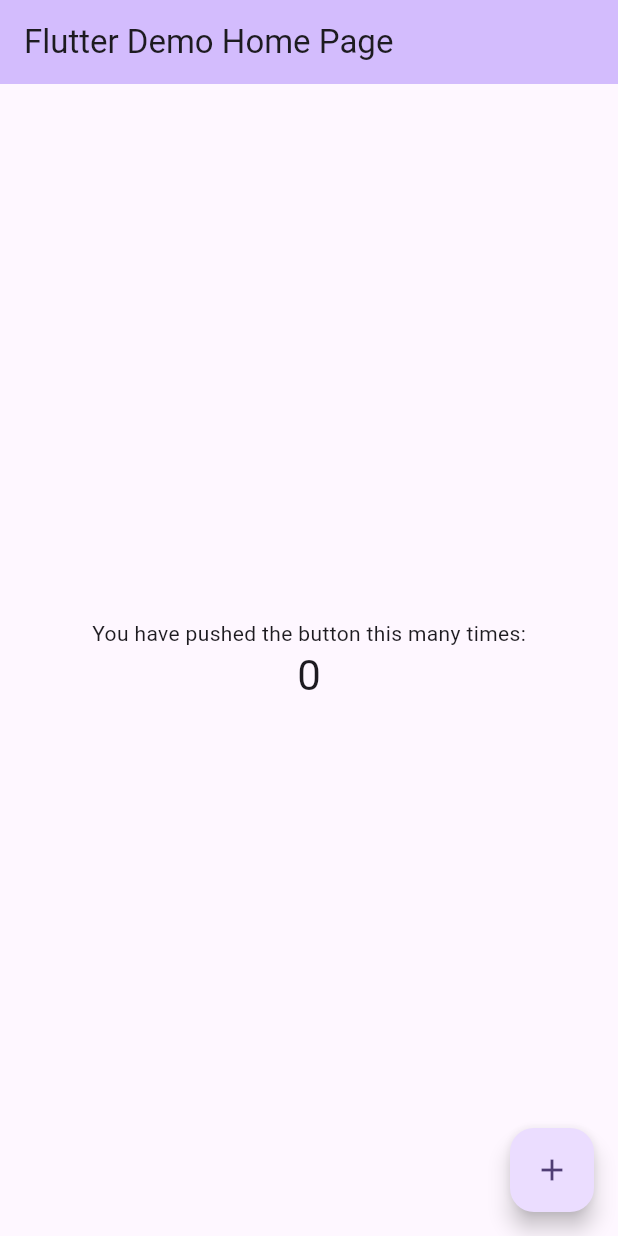
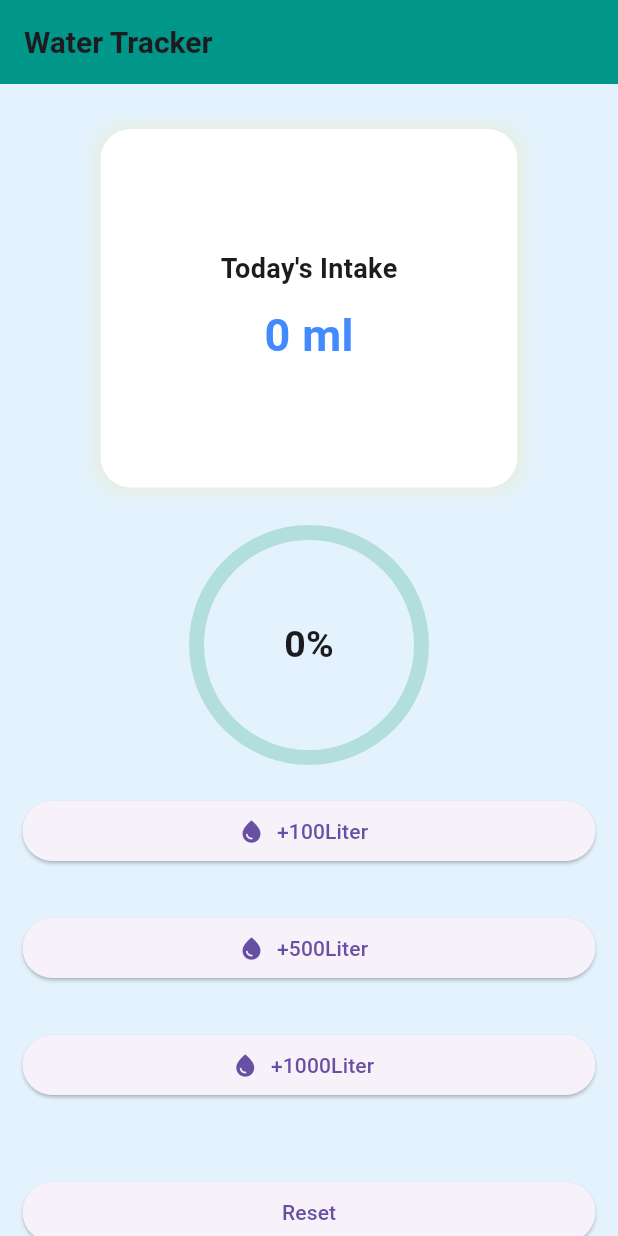
Before and after one commit to Khorsed-Alam/watertracker_0, a Flutter app: the screen it shows after launch, on a phone screen of 412 x 824 dp. Run offline on Flutter 3.47's test engine with Material 3 defaults, Android fonts, the light colour scheme and no system bars.

Commit message:
Container,padding,decoration,boxShadow,stack,circularProgressIndecator,Wrap,ElevatedButton.icon,create dynamic widget, amount,icon,onClick,waterAdd,resetTank function

```diff
--- /dev/null
+++ b/lib/MyApp.dart
@@ -0,0 +1,15 @@
+import 'package:flutter/material.dart';
+import 'package:watertracker_0/WaterTracker.dart';
+
+class Myapp extends StatelessWidget {
+  const Myapp({super.key});
+
+  @override
+  Widget build(BuildContext context) {
+    return MaterialApp(
+      title: 'Water Tracker',
+      home: Watertracker(),
+
+    );
+  }
+}
--- /dev/null
+++ b/lib/WaterTracker.dart
@@ -0,0 +1,125 @@
+import 'package:flutter/material.dart';
+import 'Widgets/addWaterButton.dart';
+
+class Watertracker extends StatefulWidget {
+  const Watertracker({super.key});
+
+  @override
+  State<Watertracker> createState() => _WatertrackerState();
+}
+
+class _WatertrackerState extends State<Watertracker> {
+  int currnetInTake = 0;
+  final int goal = 2000;
+
+  void waterAdd(int amount) {
+    setState(() {
+      currnetInTake = (currnetInTake + amount).clamp(0, goal);
+    });
+  }
+
+  void resetTank() {
+    setState(() {
+      currnetInTake = 0;
+    });
+  }
+
+  @override
+  Widget build(BuildContext context) {
+    double progress = (currnetInTake / goal).clamp(0, 1);
+
+    return Scaffold(
+      backgroundColor: Colors.blue.shade50,
+      appBar: AppBar(
+        title: const Text(
+          'Water Tracker',
+          style: TextStyle(fontSize: 20, fontWeight: FontWeight.bold),
+        ),
+        backgroundColor: Colors.teal,
+      ),
+      body: SingleChildScrollView(
+        child: Center(
+          child: Column(
+            children: [
+              const SizedBox(height: 30),
+              Container(
+                padding: const EdgeInsets.all(80),
+                decoration: BoxDecoration(
+                  color: Colors.white,
+                  borderRadius: BorderRadius.circular(20),
+                  boxShadow: [
+                    BoxShadow(
+                      color: Colors.amberAccent.withOpacity(0.2),
+                      blurRadius: 10,
+                      spreadRadius: 2,
+                    )
+                  ],
+                ),
+                child: Column(
+                  children: [
+                    const Text(
+                      "Today's Intake",
+                      style: TextStyle(fontSize: 18, fontWeight: FontWeight.bold),
+                    ),
+                    const SizedBox(height: 10),
+                    Text(
+                      '${currnetInTake} ml',
+                      style: const TextStyle(
+                        fontSize: 30,
+                        fontWeight: FontWeight.bold,
+                        color: Colors.blueAccent,
+                      ),
+                    ),
+                  ],
+                ),
+              ),
+              const SizedBox(height: 30),
+              Stack(
+                alignment: Alignment.center,
+                children: [
+                  SizedBox(
+                    height: 150,
+                    width: 150,
+                    child: CircularProgressIndicator(
+                      backgroundColor: Colors.teal.shade100,
+                      color: Colors.blueAccent,
+                      strokeWidth: 10,
+                      value: progress,
+                    ),
+                  ),
+                  Text(
+                    '${(progress * 100).toInt()}%',
+                    style: const TextStyle(
+                      fontSize: 25,
+                      fontWeight: FontWeight.bold,
+                    ),
+                  ),
+                ],
+              ),
+              const SizedBox(height: 10),
+              Wrap(
+                spacing: 10,
+                children: [
+                  addWaterButton(amount: 100, onClick: () => waterAdd(100)),
+                  addWaterButton(amount: 500, onClick: () => waterAdd(500)),
+                  addWaterButton(amount: 1000, onClick: () => waterAdd(1000)),
+                ],
+              ),
+              const SizedBox(height: 20),
+              Padding(
+                padding: const EdgeInsets.all(15),
+                child: SizedBox(
+                  width: double.infinity,
+                  child: ElevatedButton(
+                    onPressed: resetTank,
+                    child: const Text('Reset'),
+                  ),
+                ),
+              ),
+            ],
+          ),
+        ),
+      ),
+    );
+  }
+}
--- /dev/null
+++ b/lib/Widgets/addWaterButton.dart
@@ -0,0 +1,27 @@
+import 'package:flutter/material.dart';
+class addWaterButton extends StatelessWidget {
+  final int amount;
+  IconData ? icon;
+  final  VoidCallback onClick;
+
+  addWaterButton({
+    super.key,required this.amount,required this.onClick,this.icon
+  });
+
+  @override
+  Widget build(BuildContext context) {
+    return SizedBox(
+      width: double.infinity,
+
+      child: Padding(
+
+        padding: const EdgeInsets.all(15.0),
+        child: ElevatedButton.icon(
+          onPressed: onClick,
+          icon: Icon(icon ?? Icons.water_drop),
+          label: Text('+${amount}Liter'),
+        ),
+      ),
+    );
+  }
+}
--- a/lib/main.dart
+++ b/lib/main.dart
@@ -1,122 +1,7 @@
+ import 'package:flutter/cupertino.dart';
 import 'package:flutter/material.dart';
+import 'MyApp.dart';
 
-void main() {
-  runApp(const MyApp());
-}
-
-class MyApp extends StatelessWidget {
-  const MyApp({super.key});
-
-  // This widget is the root of your application.
-  @override
-  Widget build(BuildContext context) {
-    return MaterialApp(
-      title: 'Flutter Demo',
-      theme: ThemeData(
-        // This is the theme of your application.
-        //
-        // TRY THIS: Try running your application with "flutter run". You'll see
-        // the application has a purple toolbar. Then, without quitting the app,
-        // try changing the seedColor in the colorScheme below to Colors.green
-        // and then invoke "hot reload" (save your changes or press the "hot
-        // reload" button in a Flutter-supported IDE, or press "r" if you used
-        // the command line to start the app).
-        //
-        // Notice that the counter didn't reset back to zero; the application
-        // state is not lost during the reload. To reset the state, use hot
-        // restart instead.
-        //
-        // This works for code too, not just values: Most code changes can be
-        // tested with just a hot reload.
-        colorScheme: ColorScheme.fromSeed(seedColor: Colors.deepPurple),
-      ),
-      home: const MyHomePage(title: 'Flutter Demo Home Page'),
-    );
-  }
-}
-
-class MyHomePage extends StatefulWidget {
-  const MyHomePage({super.key, required this.title});
-
-  // This widget is the home page of your application. It is stateful, meaning
-  // that it has a State object (defined below) that contains fields that affect
-  // how it looks.
-
-  // This class is the configuration for the state. It holds the values (in this
-  // case the title) provided by the parent (in this case the App widget) and
-  // used by the build method of the State. Fields in a Widget subclass are
-  // always marked "final".
-
-  final String title;
-
-  @override
-  State<MyHomePage> createState() => _MyHomePageState();
-}
-
-class _MyHomePageState extends State<MyHomePage> {
-  int _counter = 0;
-
-  void _incrementCounter() {
-    setState(() {
-      // This call to setState tells the Flutter framework that something has
-      // changed in this State, which causes it to rerun the build method below
-      // so that the display can reflect the updated values. If we changed
-      // _counter without calling setState(), then the build method would not be
-      // called again, and so nothing would appear to happen.
-      _counter++;
-    });
-  }
-
-  @override
-  Widget build(BuildContext context) {
-    // This method is rerun every time setState is called, for instance as done
-    // by the _incrementCounter method above.
-    //
-    // The Flutter framework has been optimized to make rerunning build methods
-    // fast, so that you can just rebuild anything that needs updating rather
-    // than having to individually change instances of widgets.
-    return Scaffold(
-      appBar: AppBar(
-        // TRY THIS: Try changing the color here to a specific color (to
-        // Colors.amber, perhaps?) and trigger a hot reload to see the AppBar
-        // change color while the other colors stay the same.
-        backgroundColor: Theme.of(context).colorScheme.inversePrimary,
-        // Here we take the value from the MyHomePage object that was created by
-        // the App.build method, and use it to set our appbar title.
-        title: Text(widget.title),
-      ),
-      body: Center(
-        // Center is a layout widget. It takes a single child and positions it
-        // in the middle of the parent.
-        child: Column(
-          // Column is also a layout widget. It takes a list of children and
-          // arranges them vertically. By default, it sizes itself to fit its
-          // children horizontally, and tries to be as tall as its parent.
-          //
-          // Column has various properties to control how it sizes itself and
-          // how it positions its children. Here we use mainAxisAlignment to
-          // center the children vertically; the main axis here is the vertical
-          // axis because Columns are vertical (the cross axis would be
-          // horizontal).
-          //
-          // TRY THIS: Invoke "debug painting" (choose the "Toggle Debug Paint"
-          // action in the IDE, or press "p" in the console), to see the
-          // wireframe for each widget.
-          mainAxisAlignment: MainAxisAlignment.center,
-          children: <Widget>[
-            const Text('You have pushed the button this many times:'),
-            Text(
-              '$_counter',
-              style: Theme.of(context).textTheme.headlineMedium,
-            ),
-          ],
-        ),
-      ),
-      floatingActionButton: FloatingActionButton(
-        onPressed: _incrementCounter,
-        tooltip: 'Increment',
-        child: const Icon(Icons.add),
-      ), // This trailing comma makes auto-formatting nicer for build methods.
-    );
-  }
-}
+void main(){
+  runApp(Myapp());
+ }
```
